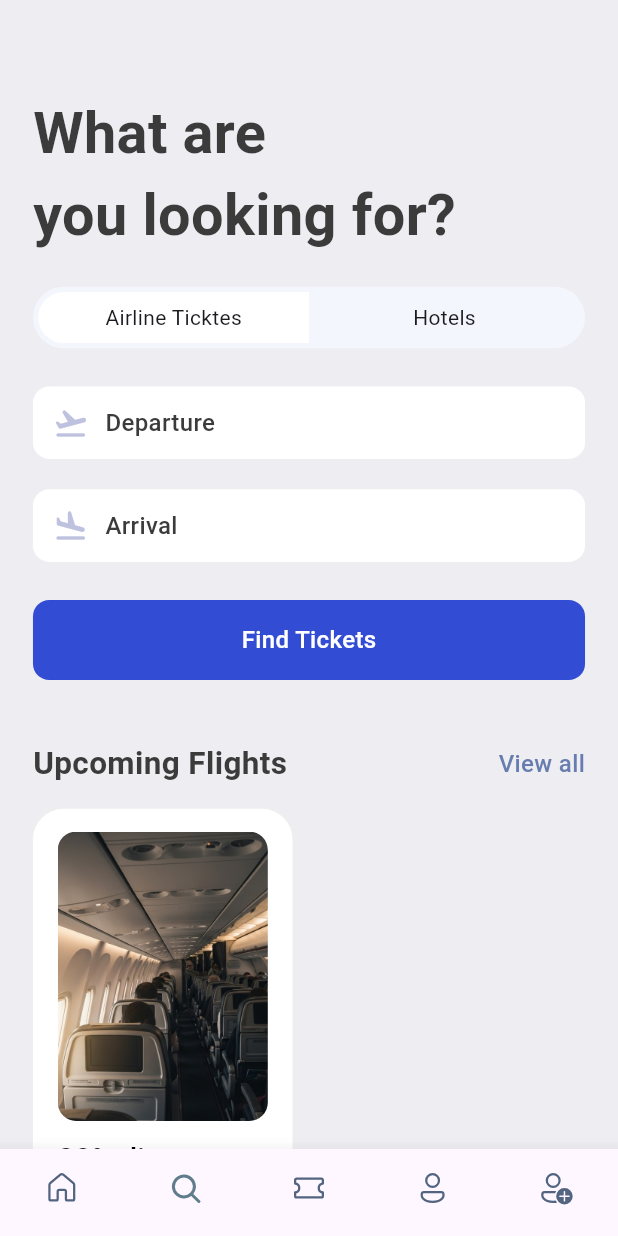
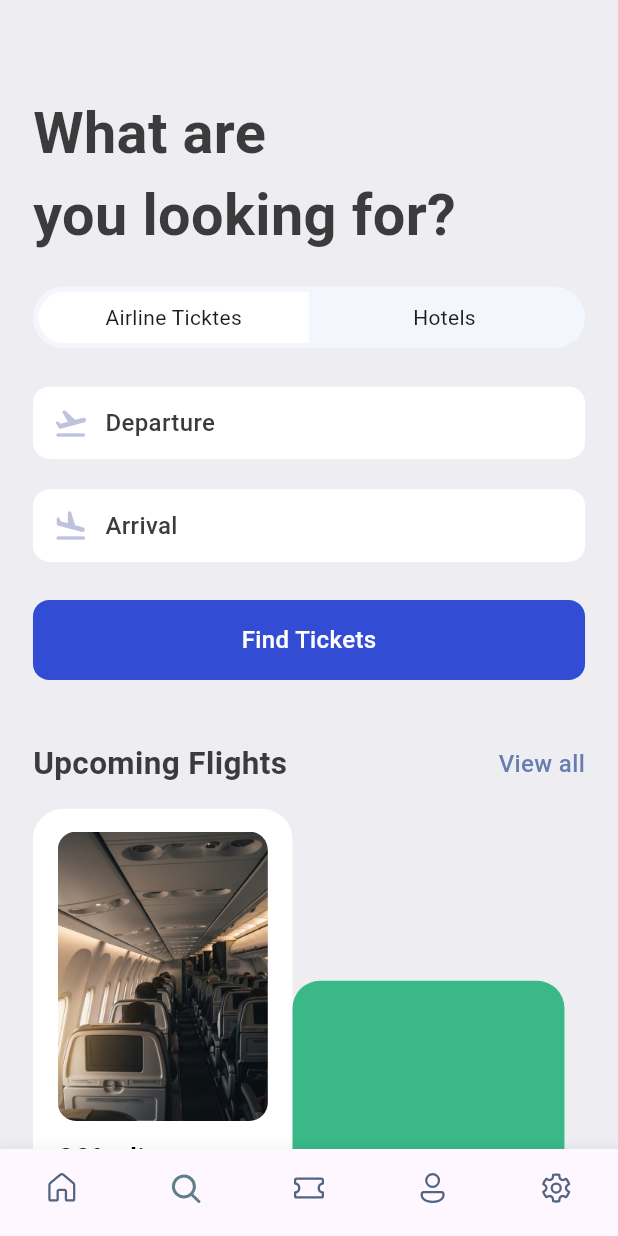
Before and after one commit to adedeni/flightBookingApp, a Flutter app: the screen it shows after launch, item 2 of the bottom bar chosen, on a phone screen of 412 x 824 dp. Run offline on Flutter 3.47's test engine with Material 3 defaults, Android fonts, the light colour scheme and no system bars; our stand-ins replace fluentui_icons, gap.

Commit message:
change the setting naming convention

```diff
--- a/lib/class/bottom_bar.dart
+++ b/lib/class/bottom_bar.dart
@@ -6,7 +6,7 @@ import 'package:flightbookingapp/utils/app_layout.dart';
 import 'package:fluentui_icons/fluentui_icons.dart';
 import 'package:flutter/material.dart';
 
-import '../screens/assignment.dart';
+import '../screens/settings.dart';
 
 
   class BottomBar extends StatefulWidget {
@@ -23,7 +23,7 @@ class _BottomBarState extends State<BottomBar> {
     const SearchScreen(),
     const TicketScreen(),
     const ProfileScreen(),
-    const Assignment(),
+    const Settings(),
   ];
   void _onItemTapped(int index) {
     setState(() {
@@ -59,8 +59,8 @@ class _BottomBarState extends State<BottomBar> {
              label: 'Profile',
           ),
            BottomNavigationBarItem(
-              icon: Icon(FluentSystemIcons.ic_fluent_person_add_regular),
-              activeIcon: Icon(FluentSystemIcons.ic_fluent_person_add_filled),
+              icon: Icon(FluentSystemIcons.ic_fluent_settings_regular),
+              activeIcon: Icon(FluentSystemIcons.ic_fluent_settings_filled),
              label: 'Profile',
           ),
         ],
--- a/lib/screens/search_screen.dart
+++ b/lib/screens/search_screen.dart
@@ -150,8 +150,17 @@ class SearchScreen extends StatelessWidget {
                   ],
                 ),
               ),
-              Container(
-
+              Column(
+                children: [
+                  Container(
+                    width: size.width*.44,
+                    height: AppLayout.getHeight(context, 174),
+                    decoration: BoxDecoration(
+                      color: Color(0xFF3AB888),
+                      borderRadius: BorderRadius.circular(AppLayout.getHeight(context, 18))
+                    ),
+                  )
+                ],
               )
             ],
           ),
--- a/lib/screens/assignment.dart
+++ b/lib/screens/settings.dart
@@ -3,8 +3,8 @@ import 'package:flightbookingapp/utils/app_layout.dart';
 import 'package:flightbookingapp/class/assignment_card_view.dart';
 import 'package:flightbookingapp/utils/tile_data.dart';
 
-class Assignment extends StatelessWidget {
-  const Assignment({super.key});
+class Settings extends StatelessWidget {
+  const Settings({super.key});
 
   @override
   Widget build(BuildContext context) {
@@ -72,9 +72,7 @@ class Assignment extends StatelessWidget {
               ],
             ),
           ),
-
           SizedBox(height: AppLayout.getHeight(context, 24)),
-
           AssignmentCard(
             items: [
               TileData(Icons.photo_library_outlined, 'Lists'),
@@ -83,9 +81,7 @@ class Assignment extends StatelessWidget {
               TileData(Icons.devices, 'Linked devices'),
             ],
           ),
-
           SizedBox(height: AppLayout.getHeight(context, 24)),
-
           AssignmentCard(
             items: [
               TileData(Icons.key_outlined, 'Account'),
--- a/lib/widgets/double_header_text.dart
+++ b/lib/widgets/double_header_text.dart
@@ -11,7 +11,7 @@ class DoubleHeaderText extends StatelessWidget {
     return   Row(
               mainAxisAlignment: MainAxisAlignment.spaceBetween,
               children: [
-                Text(bigText, style: Styles.headLineStyle2,),
+                Text(bigText, style: Styles.headLineStyle2),
                 InkWell(
                   onTap: (){
                     //print("this works");
```
